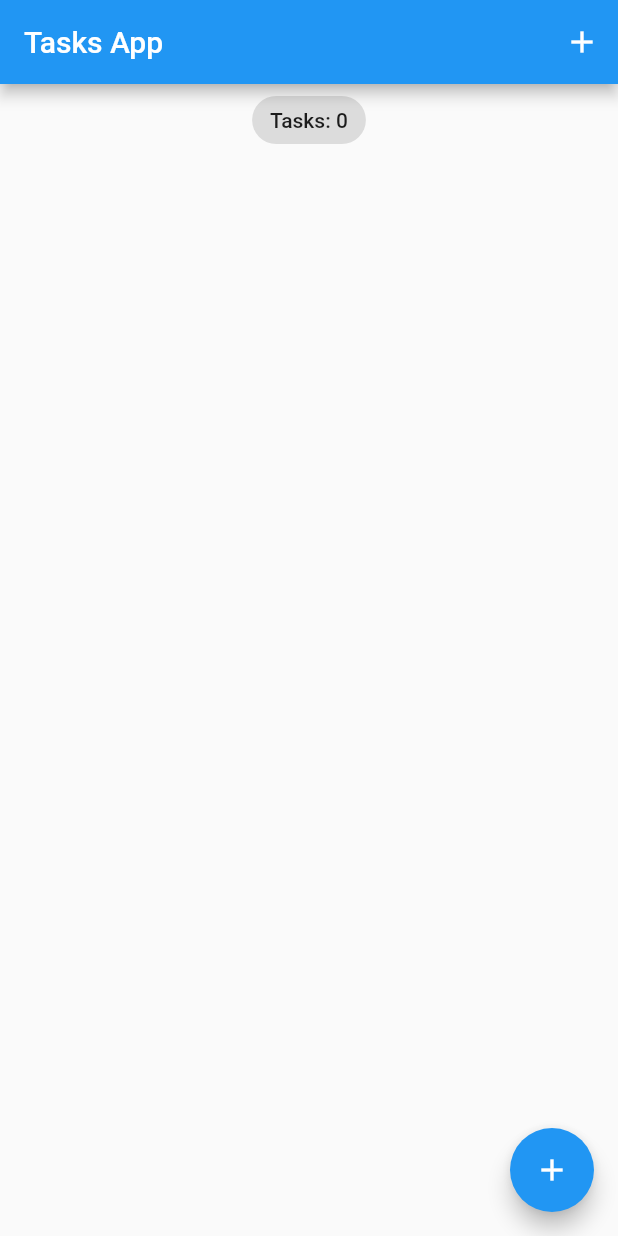
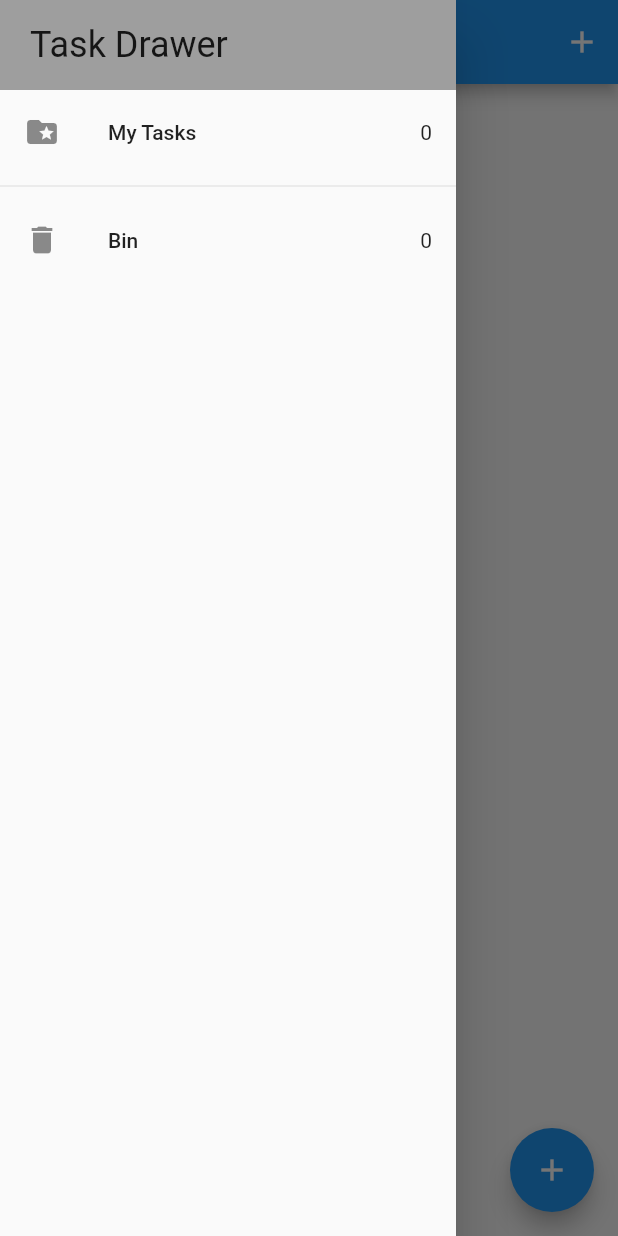
Before and after one commit to burgutov/todo_bloc, a Flutter app: the screen it shows after launch, with the side drawer open (before the commit the screen has no drawer), on a phone screen of 412 x 824 dp. Run offline on Flutter 3.47's test engine with Material 2 defaults, Android fonts, the phone set to English and light mode, and no system bars; our stand-ins replace equatable, flutter_bloc, hydrated_bloc.

Commit message:
Second Step

```diff
--- a/lib/blocs/bloc/tasks_bloc.dart
+++ b/lib/blocs/bloc/tasks_bloc.dart
@@ -11,11 +11,14 @@ class TasksBloc extends HydratedBloc<TasksEvent, TasksState> {
     on<AddTask>(_onAddTask);
     on<UpdateTask>(_onUpdateTask);
     on<DeleteTask>(_onDeleteTask);
+    on<RemoveTask>(_onRemoveTask);
   }
 
   void _onAddTask(AddTask event, Emitter<TasksState> emit) {
     final state = this.state;
-    emit(TasksState(allTasks: List.from(state.allTasks)..add(event.task)));
+    emit(TasksState(
+        allTasks: List.from(state.allTasks)..add(event.task),
+        removedTasks: state.removedTasks));
   }
 
   _onUpdateTask(UpdateTask event, Emitter<TasksState> emit) {
@@ -27,12 +30,22 @@ class TasksBloc extends HydratedBloc<TasksEvent, TasksState> {
     task.isDone == false
         ? allTasks.insert(index, task.copyWith(isDone: true))
         : allTasks.insert(index, task.copyWith(isDone: false));
-    emit(TasksState(allTasks: allTasks));
+    emit(TasksState(allTasks: allTasks, removedTasks: state.removedTasks));
   }
 
   _onDeleteTask(DeleteTask event, Emitter<TasksState> emit) {
     final state = this.state;
-    emit(TasksState(allTasks: List.from(state.allTasks)..remove(event.task)));
+    emit(TasksState(
+        allTasks: state.allTasks,
+        removedTasks: List.from(state.removedTasks)..remove(event.task)));
+  }
+
+  _onRemoveTask(RemoveTask event, Emitter<TasksState> emit) {
+    final state = this.state;
+    emit(TasksState(
+        allTasks: List.from(state.allTasks)..remove(event.task),
+        removedTasks: List.from(state.removedTasks)
+          ..add(event.task.copyWith(isDeleted: true))));
   }
 
   @override
--- a/lib/blocs/bloc/tasks_event.dart
+++ b/lib/blocs/bloc/tasks_event.dart
@@ -23,6 +23,14 @@ class UpdateTask extends TasksEvent {
   List<Object> get props => [task];
 }
 
+class RemoveTask extends TasksEvent {
+  final Task task;
+  const RemoveTask({required this.task});
+
+  @override
+  List<Object> get props => [task];
+}
+
 class DeleteTask extends TasksEvent {
   final Task task;
   const DeleteTask({required this.task});
--- a/lib/blocs/bloc/tasks_state.dart
+++ b/lib/blocs/bloc/tasks_state.dart
@@ -4,14 +4,17 @@ part of 'tasks_bloc.dart';
 
 class TasksState extends Equatable {
   final List<Task> allTasks;
-  const TasksState({this.allTasks = const <Task>[]});
+  final List<Task> removedTasks;
+  const TasksState(
+      {this.allTasks = const <Task>[], this.removedTasks = const <Task>[]});
 
   @override
-  List<Object> get props => [allTasks];
+  List<Object> get props => [allTasks, removedTasks];
 
   Map<String, dynamic> toMap() {
     return <String, dynamic>{
       'allTasks': allTasks.map((x) => x.toMap()).toList(),
+      'removedTasks': removedTasks.map((x) => x.toMap()).toList(),
     };
   }
 
@@ -22,6 +25,11 @@ class TasksState extends Equatable {
           (x) => Task.fromMap(x as Map<String, dynamic>),
         ),
       ),
+      removedTasks: List<Task>.from(
+        (map['removedTasks'] as List<int>).map<Task>(
+          (x) => Task.fromMap(x as Map<String, dynamic>),
+        ),
+      ),
     );
   }
 }
--- a/lib/main.dart
+++ b/lib/main.dart
@@ -1,6 +1,7 @@
 import 'package:flutter/material.dart';
 import 'package:todo_bloc/blocs/bloc_exports.dart';
 import 'package:path_provider/path_provider.dart';
+import 'package:todo_bloc/services/app_router.dart';
 import 'screens/tasks_screen.dart';
 
 void main() async {
@@ -10,11 +11,16 @@ void main() async {
     storageDirectory: await getApplicationDocumentsDirectory(),
   );
 
-  HydratedBlocOverrides.runZoned(() => runApp(const MyApp()), storage: storage);
+  HydratedBlocOverrides.runZoned(
+      () => runApp(MyApp(
+            appRouter: AppRouter(),
+          )),
+      storage: storage);
 }
 
 class MyApp extends StatelessWidget {
-  const MyApp({super.key});
+  const MyApp({super.key, required this.appRouter});
+  final AppRouter appRouter;
 
   @override
   Widget build(BuildContext context) {
@@ -26,6 +32,7 @@ class MyApp extends StatelessWidget {
           primarySwatch: Colors.blue,
         ),
         home: const TasksScreen(),
+        onGenerateRoute: appRouter.onGenerateRoute,
       ),
     );
   }
--- /dev/null
+++ b/lib/screens/my_drawer.dart
@@ -0,0 +1,51 @@
+import 'package:flutter/material.dart';
+import 'package:todo_bloc/blocs/bloc_exports.dart';
+import 'package:todo_bloc/screens/recycle_bin.dart';
+import 'package:todo_bloc/screens/tasks_screen.dart';
+
+class MyDrawer extends StatelessWidget {
+  const MyDrawer({Key? key}) : super(key: key);
+
+  @override
+  Widget build(BuildContext context) {
+    return SafeArea(
+      child: Drawer(
+        child: BlocBuilder<TasksBloc, TasksState>(
+          builder: (context, state) {
+            return Column(
+              children: [
+                Container(
+                  width: double.infinity,
+                  padding:
+                      const EdgeInsets.symmetric(vertical: 16, horizontal: 20),
+                  color: Colors.grey,
+                  child: Text(
+                    'Task Drawer',
+                    style: Theme.of(context).textTheme.headline5,
+                  ),
+                ),
+                GestureDetector(
+                  onTap: () => Navigator.of(context).pushNamed(TasksScreen.id),
+                  child: ListTile(
+                    leading: const Icon(Icons.folder_special),
+                    title: const Text('My Tasks'),
+                    trailing: Text('${state.allTasks.length}'),
+                  ),
+                ),
+                const Divider(),
+                GestureDetector(
+                  onTap: () => Navigator.of(context).pushNamed(RecycleBin.id),
+                  child: ListTile(
+                    leading: const Icon(Icons.delete),
+                    title: const Text('Bin'),
+                    trailing: Text('${state.removedTasks.length}'),
+                  ),
+                ),
+              ],
+            );
+          },
+        ),
+      ),
+    );
+  }
+}
--- a/lib/screens/tasks_screen.dart
+++ b/lib/screens/tasks_screen.dart
@@ -1,5 +1,6 @@
 import 'package:flutter/material.dart';
 import 'package:todo_bloc/blocs/bloc_exports.dart';
+import 'package:todo_bloc/screens/my_drawer.dart';
 
 import '../models/task.dart';
 import '../widgets/tasks_list.dart';
@@ -7,6 +8,7 @@ import 'add_task_screen.dart';
 
 class TasksScreen extends StatefulWidget {
   const TasksScreen({Key? key}) : super(key: key);
+  static const id = 'tasks_screen';
 
   @override
   State<TasksScreen> createState() => _TasksScreenState();
@@ -41,6 +43,7 @@ class _TasksScreenState extends State<TasksScreen> {
               ),
             ],
           ),
+          drawer: const MyDrawer(),
           body: Column(
             crossAxisAlignment: CrossAxisAlignment.center,
             children: [
--- a/lib/widgets/task_tile.dart
+++ b/lib/widgets/task_tile.dart
@@ -11,6 +11,12 @@ class TaskTile extends StatelessWidget {
 
   final Task task;
 
+  void _removeOrDeleteTask(BuildContext ctx, Task task) {
+    task.isDeleted!
+        ? ctx.read<TasksBloc>().add(DeleteTask(task: task))
+        : ctx.read<TasksBloc>().add(RemoveTask(task: task));
+  }
+
   @override
   Widget build(BuildContext context) {
     return ListTile(
@@ -20,12 +26,14 @@ class TaskTile extends StatelessWidget {
             decoration: task.isDone! ? TextDecoration.lineThrough : null),
       ),
       trailing: Checkbox(
-        onChanged: (value) {
-          context.read<TasksBloc>().add(UpdateTask(task: task));
-        },
+        onChanged: task.isDeleted == false
+            ? (value) {
+                context.read<TasksBloc>().add(UpdateTask(task: task));
+              }
+            : null,
         value: task.isDone,
       ),
-      onLongPress: () => context.read<TasksBloc>().add(DeleteTask(task: task)),
+      onLongPress: () => _removeOrDeleteTask(context, task),
     );
   }
 }
```
Also changed, not shown: lib/screens/recycle_bin.dart (added, +46 -0 lines), lib/services/app_router.dart (added, +16 -0 lines), 1 other file.
